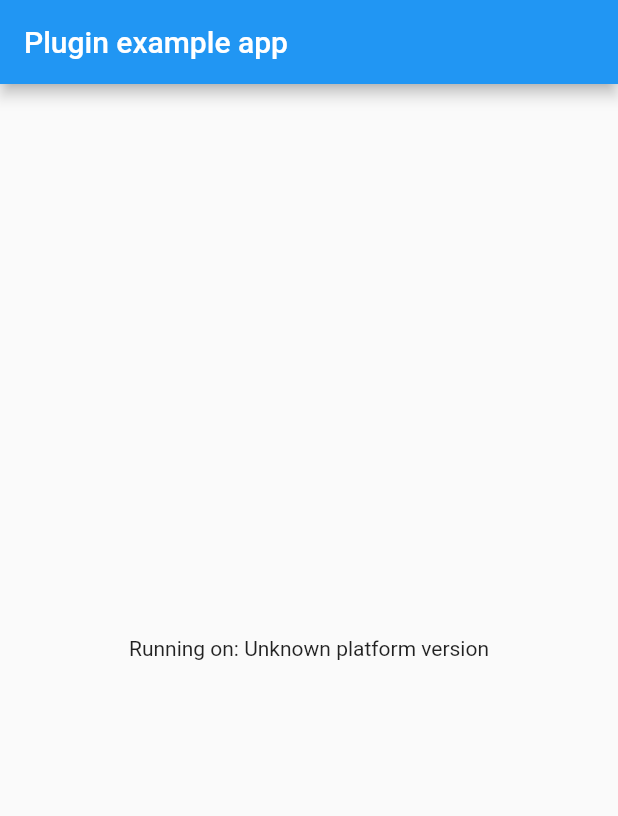
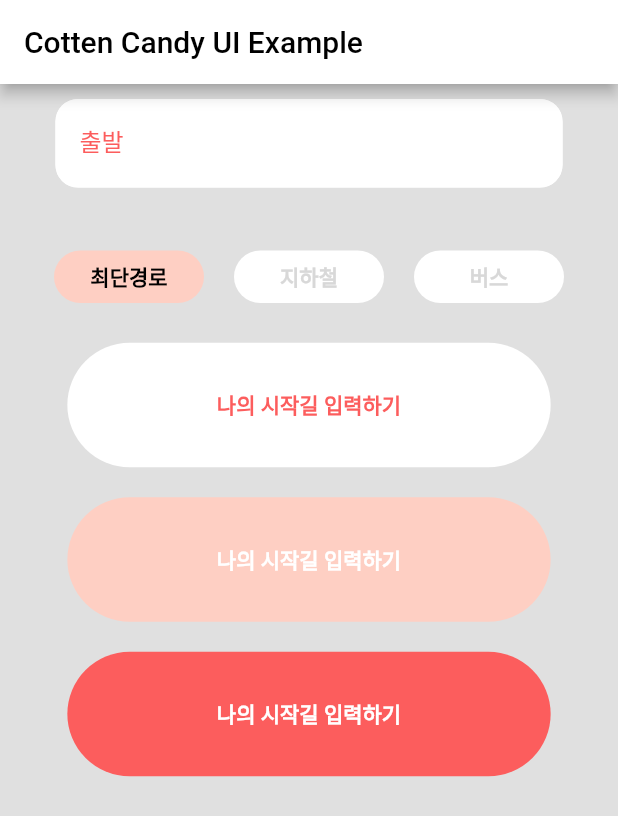
Before and after one commit to Team-Kelly/cotten_candy_ui, a Flutter app: the screen it shows after launch, on a phone screen of 412 x 824 dp. Shown: the top 816 px of the screen. Run offline on Flutter 3.47's test engine with Material 2 defaults, Android fonts, the phone set to English and light mode, and no system bars; missing offline and left inert: dart:html.

Commit message:
일부 구성요소 구현

```diff
--- a/example/lib/main.dart
+++ b/example/lib/main.dart
@@ -1,60 +1,84 @@
 import 'package:flutter/material.dart';
-import 'dart:async';
 
-import 'package:flutter/services.dart';
 import 'package:cotten_candy_ui/cotten_candy_ui.dart';
 
 void main() {
   runApp(const MyApp());
 }
 
-class MyApp extends StatefulWidget {
+class MyApp extends StatelessWidget {
   const MyApp({Key? key}) : super(key: key);
 
   @override
-  State<MyApp> createState() => _MyAppState();
+  Widget build(BuildContext context) {
+    return const MaterialApp(
+      home: HomePage(title: 'Cotten Candy UI Example'),
+    );
+  }
 }
 
-class _MyAppState extends State<MyApp> {
-  String _platformVersion = 'Unknown';
+class HomePage extends StatefulWidget {
+  const HomePage({Key? key, required this.title}) : super(key: key);
+  final String title;
 
+  @override
+  _MyHomePageState createState() => _MyHomePageState();
+}
+
+class _MyHomePageState extends State<HomePage> {
   @override
   void initState() {
     super.initState();
-    initPlatformState();
-  }
-
-  // Platform messages are asynchronous, so we initialize in an async method.
-  Future<void> initPlatformState() async {
-    String platformVersion;
-    // Platform messages may fail, so we use a try/catch PlatformException.
-    // We also handle the message potentially returning null.
-    try {
-      platformVersion =
-          await CottenCandyUi.platformVersion ?? 'Unknown platform version';
-    } on PlatformException {
-      platformVersion = 'Failed to get platform version.';
-    }
-
-    // If the widget was removed from the tree while the asynchronous platform
-    // message was in flight, we want to discard the reply rather than calling
-    // setState to update our non-existent appearance.
-    if (!mounted) return;
-
-    setState(() {
-      _platformVersion = platformVersion;
-    });
   }
 
   @override
   Widget build(BuildContext context) {
-    return MaterialApp(
-      home: Scaffold(
-        appBar: AppBar(
-          title: const Text('Plugin example app'),
+    return Scaffold(
+      backgroundColor: Colors.grey[300],
+      appBar: AppBar(
+        title: Text(
+          widget.title,
+          style: const TextStyle(color: Colors.black),
         ),
-        body: Center(
-          child: Text('Running on: $_platformVersion\n'),
+        backgroundColor: Colors.white,
+      ),
+      body: SingleChildScrollView(
+        child: Center(
+          child: Column(
+            children: [
+              const SizedBox(height: 10),
+              DefaultTextField(
+                hintText: '출발',
+                width: MediaQuery.of(context).size.width * 32 / 39,
+                height: MediaQuery.of(context).size.width * 8 / 39,
+              ),
+              const SizedBox(height: 10),
+              DefaultRadioButton(
+                  radioComponents: const ['최단경로', '지하철', '버스'],
+                  width: 100,
+                  height: 35,
+                  onChanged: (value) {}),
+              const SizedBox(height: 20),
+              DefaultButton(
+                  text: '나의 시작길 입력하기',
+                  width: MediaQuery.of(context).size.width * (61 / 78),
+                  height: 83,
+                  onPressed: () {}),
+              const SizedBox(height: 20),
+              DefaultButton2(
+                  text: '나의 시작길 입력하기',
+                  width: MediaQuery.of(context).size.width * (61 / 78),
+                  height: 83,
+                  onPressed: () {}),
+              const SizedBox(height: 20),
+              DefaultButton3(
+                  text: '나의 시작길 입력하기',
+                  width: MediaQuery.of(context).size.width * (61 / 78),
+                  height: 83,
+                  onPressed: () {}),
+              const SizedBox(height: 100),
+            ],
+          ),
         ),
       ),
     );
--- a/lib/cotten_candy_ui.dart
+++ b/lib/cotten_candy_ui.dart
@@ -1,13 +1,7 @@
+library cotten_candy_ui;
 
-import 'dart:async';
+export 'package:flutter/widgets.dart';
 
-import 'package:flutter/services.dart';
-
-class CottenCandyUi {
-  static const MethodChannel _channel = MethodChannel('cotten_candy_ui');
-
-  static Future<String?> get platformVersion async {
-    final String? version = await _channel.invokeMethod('getPlatformVersion');
-    return version;
-  }
-}
+export 'src/button.dart';
+export 'src/radio_button.dart';
+export 'src/text_field.dart';
--- /dev/null
+++ b/lib/src/button.dart
@@ -0,0 +1,102 @@
+import 'package:flutter/material.dart';
+
+class DefaultButton extends StatelessWidget {
+  final String text;
+  final double? textSize = 20;
+  final double width;
+  final double height;
+  final Function()? onPressed;
+  final Color textColor = const Color(0xFFFC5D5D);
+  final Color buttonColor = const Color(0xFFFFFFFF);
+
+  const DefaultButton(
+      {Key? key,
+      required this.onPressed,
+      required this.text,
+      required this.width,
+      required this.height
+      // this.textSize
+      })
+      : super(key: key);
+
+  @override
+  Widget build(BuildContext context) {
+    return RawMaterialButton(
+      child: Text(text,
+          style: TextStyle(color: textColor, fontWeight: FontWeight.w800)),
+      onPressed: onPressed,
+      shape: RoundedRectangleBorder(borderRadius: BorderRadius.circular(42.0)),
+      elevation: 0.0,
+      fillColor: buttonColor,
+      constraints: BoxConstraints.tightFor(width: width, height: height
+          ),
+    );
+  }
+}
+
+class DefaultButton2 extends StatelessWidget {
+  final String text;
+  final double? textSize = 20;
+  final double width;
+  final double height;
+  final Function()? onPressed;
+  final Color textColor = const Color(0xFFFFFFFF);
+  final Color buttonColor = const Color(0xFFFECFC3);
+
+  const DefaultButton2(
+      {Key? key,
+      required this.onPressed,
+      required this.text,
+      required this.width,
+      required this.height
+      // this.textSize
+      })
+      : super(key: key);
+
+  @override
+  Widget build(BuildContext context) {
+    return RawMaterialButton(
+      child: Text(text,
+          style: TextStyle(color: textColor, fontWeight: FontWeight.w800)),
+      onPressed: onPressed,
+      shape: RoundedRectangleBorder(borderRadius: BorderRadius.circular(42.0)),
+      elevation: 0.0,
+      fillColor: buttonColor,
+      constraints: BoxConstraints.tightFor(width: width, height: height
+          ),
+    );
+  }
+}
+
+class DefaultButton3 extends StatelessWidget {
+  final String text;
+  final double? textSize = 20;
+  final double width;
+  final double height;
+  final Function()? onPressed;
+  final Color textColor = const Color(0xFFFFFFFF);
+  final Color buttonColor = const Color(0xFFFC5D5D);
+
+  const DefaultButton3({
+    Key? key,
+    required this.onPressed,
+    required this.text,
+    required this.width,
+    required this.height,
+    // this.textSize
+  }) : super(key: key);
+
+  @override
+  Widget build(BuildContext context) {
+    return RawMaterialButton(
+      child: Text(text,
+          style: TextStyle(color: textColor, fontWeight: FontWeight.w800)),
+      onPressed: onPressed,
+      shape: RoundedRectangleBorder(borderRadius: BorderRadius.circular(42.0)),
+      elevation: 0.0,
+      fillColor: buttonColor,
+      constraints: BoxConstraints.tightFor(width: width, height: height
+          ),
+    );
+  }
+}
--- /dev/null
+++ b/lib/src/radio_button.dart
@@ -0,0 +1,77 @@
+import 'package:flutter/material.dart';
+
+class DefaultRadioButton extends StatefulWidget {
+  final List<String> radioComponents;
+  final double width;
+  final double height;
+  final Function(String?)? onChanged;
+  const DefaultRadioButton({
+    Key? key,
+    required this.radioComponents,
+    required this.width,
+    required this.height,
+    required this.onChanged,
+  }) : super(key: key);
+
+  @override
+  _DefaultRadioButtonState createState() => _DefaultRadioButtonState(
+      radioComponents: radioComponents,
+      width: width,
+      height: height,
+      onChanged: onChanged);
+}
+
+class _DefaultRadioButtonState extends State<DefaultRadioButton> {
+  List<String> radioComponents = [];
+  double width;
+  double height;
+  String? currentValue;
+  Function(String?)? onChanged;
+  _DefaultRadioButtonState(
+      {required this.radioComponents,
+      required this.width,
+      required this.height,
+      required this.onChanged});
+  @override
+  Widget build(BuildContext context) {
+    return SizedBox(
+      child: Builder(builder: (context) {
+        List<Widget> components = [];
+        currentValue ??= radioComponents[0];
+        for (int i = 0; i < radioComponents.length; i++) {
+          components.add(SizedBox(
+            width: 120,
+            child: Center(
+                child: RawMaterialButton(
+              child: Text(radioComponents[i],
+                  style: TextStyle(
+                      color: (radioComponents[i] == currentValue)
+                          ? Colors.black
+                          : const Color(0xFFD8D8D8),
+                      fontWeight: FontWeight.w800)),
+              onPressed: () {
+                setState(() {
+                  currentValue = radioComponents[i];
+                });
+                onChanged!(currentValue);
+              },
+              shape: RoundedRectangleBorder(
+                  borderRadius: BorderRadius.circular(42.0)),
+              elevation: 0.0,
+              fillColor: (radioComponents[i] == currentValue)
+                  ? const Color(0xFFFECFC3)
+                  : const Color(0xFFFFFFFF),
+              constraints: BoxConstraints.tightFor(
+                width: width,
+                height: height,
+              ),
+            )),
+          ));
+          //사이 간격 입력받는거 추가하기, onChanged랑 currentValue return 추가하기
+        }
+        return Row(
+            mainAxisAlignment: MainAxisAlignment.center, children: components);
+      }),
+    );
+  }
+}
--- /dev/null
+++ b/lib/src/text_field.dart
@@ -0,0 +1,33 @@
+import 'package:flutter/material.dart';
+
+class DefaultTextField extends StatelessWidget {
+  final String? hintText;
+  final double width;
+  final double height;
+  const DefaultTextField(
+      {Key? key, required this.width, required this.height, this.hintText})
+      : super(key: key);
+
+  @override
+  Widget build(BuildContext context) {
+    return SizedBox(
+        width: width,
+        height: height,
+        child: TextField(
+            decoration: InputDecoration(
+          filled: true,
+          fillColor: Colors.white,
+          labelText: (hintText != null) ? (' ' + hintText!) : ' ',
+          labelStyle: const TextStyle(color: Color(0xFFFC5D5D)),
+          focusedBorder: const OutlineInputBorder(
+            borderRadius: BorderRadius.all(Radius.circular(15.0)),
+            borderSide: BorderSide(width: 1, color: Colors.white),
+          ),
+          enabledBorder: const OutlineInputBorder(
+            borderRadius: BorderRadius.all(Radius.circular(15.0)),
+            borderSide: BorderSide(width: 1, color: Colors.white),
+          ),
+        )));
+  }
+}
+// expanded랑 주소입력 기능 추가하기(around 참고)
```
Also changed, not shown: example/pubspec.lock, pubspec.lock, 1 other file.
